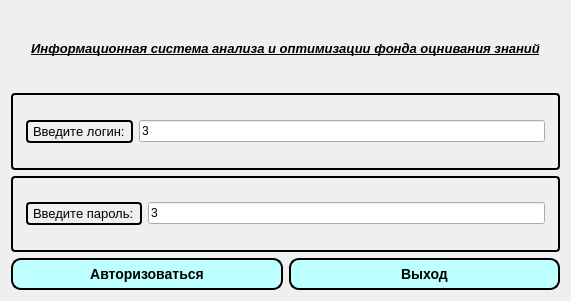
Above: widget.ui from gunmaden/IS-AOOZ before the change. Below: the same form after it.
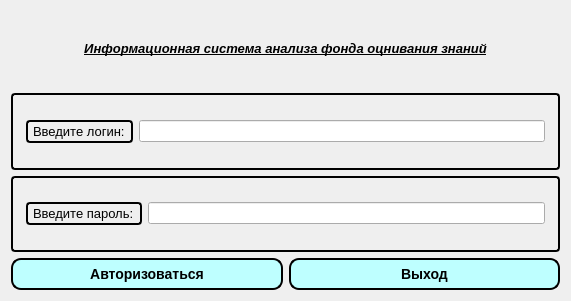
That is the form after the change. Icons and pictures are not drawn.

The edit to the form file:
```diff
--- a/widget.ui
+++ b/widget.ui
@@ -17,7 +17,7 @@
    <item row="0" column="0">
     <widget class="QLabel" name="label_3">
      <property name="text">
-      <string>&lt;html&gt;&lt;head/&gt;&lt;body&gt;&lt;p align=&quot;center&quot;&gt;&lt;span style=&quot; font-size:10pt; font-weight:600; font-style:italic; text-decoration: underline;&quot;&gt;Информационная система анализа и оптимизации фонда оцнивания знаний&lt;/span&gt;&lt;/p&gt;&lt;/body&gt;&lt;/html&gt;</string>
+      <string>&lt;html&gt;&lt;head/&gt;&lt;body&gt;&lt;p align=&quot;center&quot;&gt;&lt;span style=&quot; font-size:10pt; font-weight:600; font-style:italic; text-decoration: underline;&quot;&gt;Информационная система анализа фонда оцнивания знаний&lt;/span&gt;&lt;/p&gt;&lt;/body&gt;&lt;/html&gt;</string>
      </property>
     </widget>
    </item>
@@ -55,7 +55,7 @@
         <item>
          <widget class="QLineEdit" name="lineEdit">
           <property name="text">
-           <string>3</string>
+           <string/>
           </property>
          </widget>
         </item>
@@ -101,7 +101,10 @@
         <item>
          <widget class="QLineEdit" name="lineEdit_2">
           <property name="text">
-           <string>3</string>
+           <string/>
+          </property>
+          <property name="echoMode">
+           <enum>QLineEdit::Password</enum>
           </property>
          </widget>
         </item>
```
